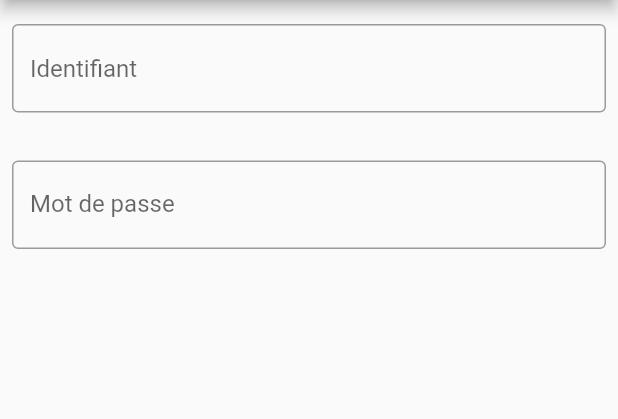
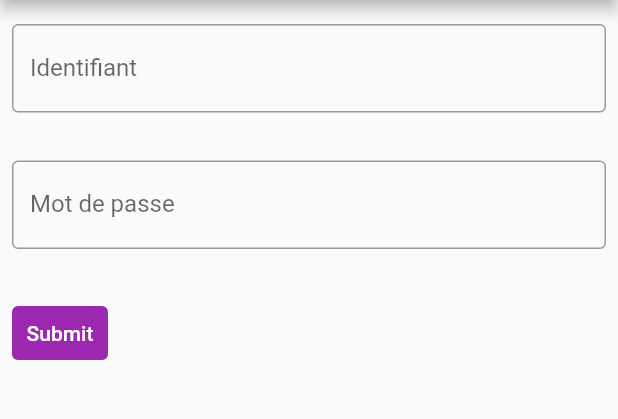
Before and after one commit to OryannMcCloud/Appli_GPS_flutter, a Flutter app: the screen it shows after launch, on a phone screen of 412 x 824 dp, the part 84-503 px from its top. Run offline on Flutter 3.47's test engine with Material 2 defaults, Android fonts, the phone set to English and light mode, and no system bars.

Commit message:
button added to login page

```diff
--- a/flutter_application_1/lib/main.dart
+++ b/flutter_application_1/lib/main.dart
@@ -13,7 +13,7 @@ class MyApp extends StatelessWidget{
       ),
       home: Scaffold(
         appBar: AppBar(
-          title: Text('Crisartech GPS beta'),
+          title: const Text('Crisartech GPS beta'),
           backgroundColor: Colors.purple,
         ),
         body: const MyCustomForm(),
@@ -37,7 +37,7 @@ class MyCustomForm extends StatelessWidget {
               border: OutlineInputBorder(
                 borderSide: BorderSide(color: Colors.purple)
               ),
-              hintText: 'Identifiant',
+              labelText: 'Identifiant',
             ),
           ),
         ),
@@ -50,6 +50,17 @@ class MyCustomForm extends StatelessWidget {
               ),
               labelText: 'Mot de passe',
             ),
+            ),
+          ),
+        Padding(
+          padding: const EdgeInsets.symmetric(horizontal: 8, vertical: 16),
+          child: TextButton(
+            style: TextButton.styleFrom(
+              backgroundColor: Colors.purple,
+              primary: Colors.white,
+            ),
+            onPressed: () {},
+            child: const Text('Submit'),
           ),
         ),
       ],
```
